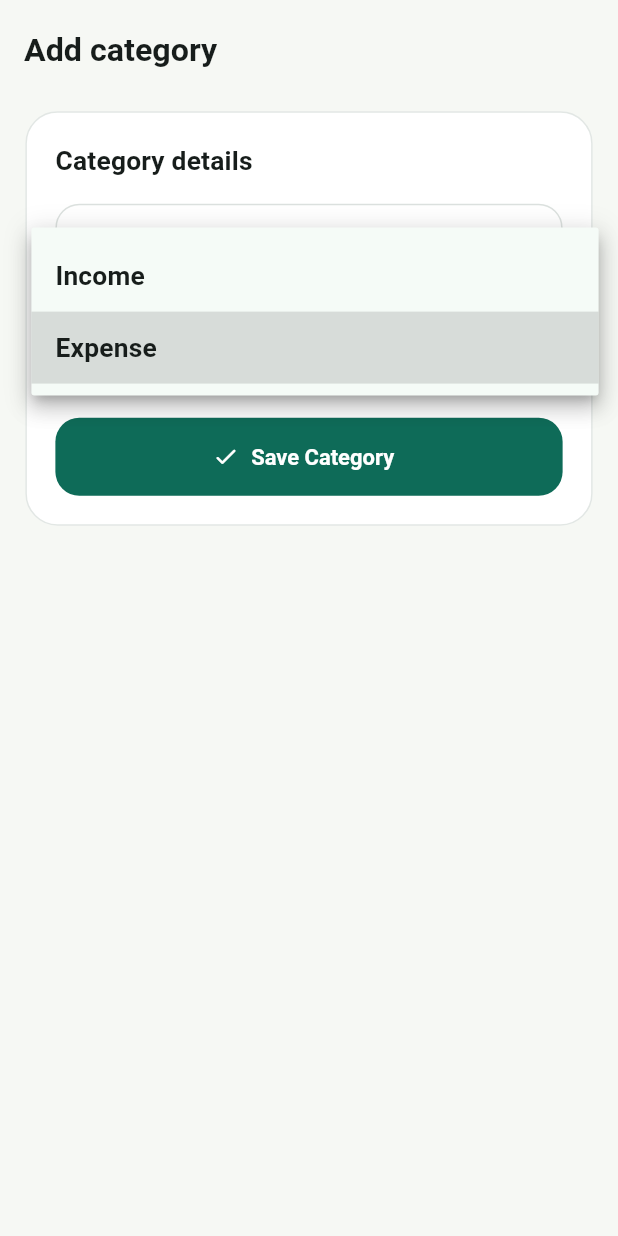
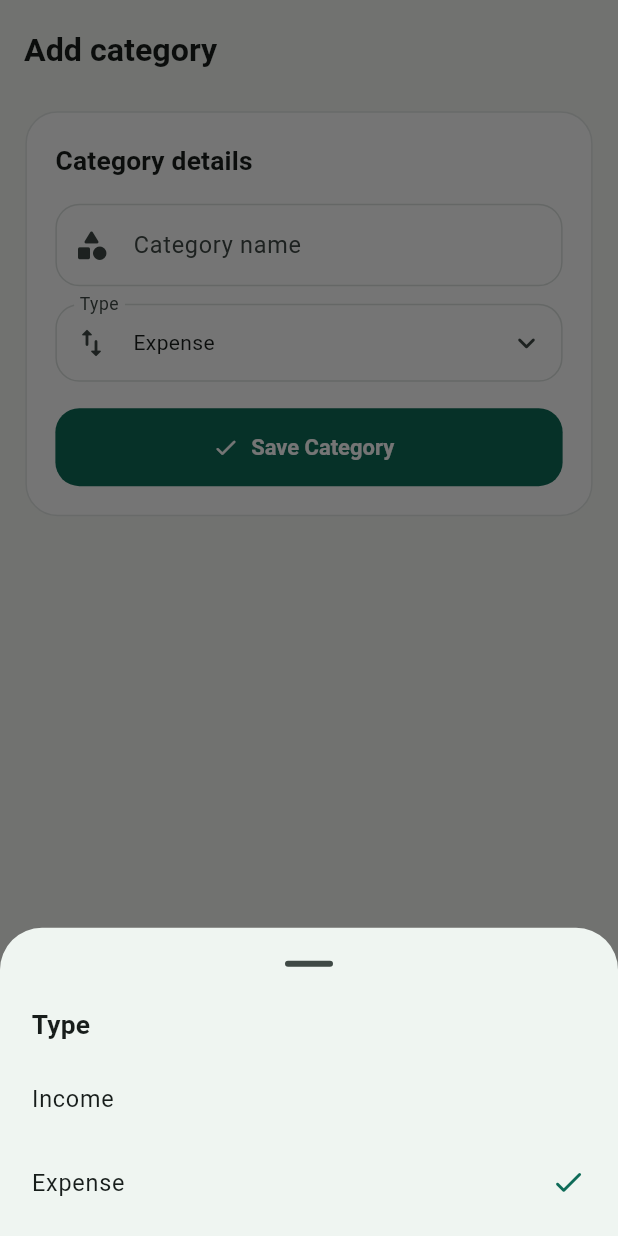
Before and after one commit to tz-thantzin/smart_budget_app, a Flutter app: the AddEditCategoryScreen screen opened by its route, after a tap on "Expense", on a phone screen of 412 x 824 dp. Run offline on Flutter 3.47's test engine with Material 3 defaults, Android fonts, the phone set to English and light mode, and no system bars; our stand-ins replace flutter_hooks, flutter_riverpod, flutter_screenutil, freezed_annotation, go_router, hooks_riverpod and 4 more; accounts and stored records are empty.

Commit message:
Modify UI

```diff
--- /dev/null
+++ b/lib/core/shared_widgets/app_selection_field.dart
@@ -0,0 +1,92 @@
+import 'package:flutter/material.dart';
+import 'package:flutter_screenutil/flutter_screenutil.dart';
+
+class AppSelectionOption<T> {
+  const AppSelectionOption({required this.value, required this.label});
+
+  final T value;
+  final String label;
+}
+
+class AppSelectionField<T> extends StatelessWidget {
+  const AppSelectionField({
+    required this.label,
+    required this.options,
+    required this.selectedValue,
+    required this.onSelected,
+    this.prefixIcon,
+    this.title,
+    super.key,
+  });
+
+  final String label;
+  final List<AppSelectionOption<T>> options;
+  final T? selectedValue;
+  final ValueChanged<T> onSelected;
+  final Widget? prefixIcon;
+  final String? title;
+
+  @override
+  Widget build(BuildContext context) {
+    final selectedOption = options.cast<AppSelectionOption<T>?>().firstWhere(
+      (option) => option?.value == selectedValue,
+      orElse: () => null,
+    );
+
+    return InkWell(
+      onTap: () => _showSelectionSheet(context),
+      borderRadius: BorderRadius.circular(16.r),
+      child: InputDecorator(
+        decoration: InputDecoration(
+          labelText: label,
+          prefixIcon: prefixIcon,
+          suffixIcon: const Icon(Icons.expand_more_rounded),
+        ),
+        child: Text(selectedOption?.label ?? ''),
+      ),
+    );
+  }
+
+  Future<void> _showSelectionSheet(BuildContext context) async {
+    final selected = await showModalBottomSheet<T>(
+      context: context,
+      showDragHandle: true,
+      builder: (sheetContext) => SafeArea(
+        child: Column(
+          mainAxisSize: MainAxisSize.min,
+          children: [
+            if (title != null)
+              Padding(
+                padding: EdgeInsets.fromLTRB(20.w, 4.h, 20.w, 8.h),
+                child: Align(
+                  alignment: Alignment.centerLeft,
+                  child: Text(
+                    title!,
+                    style: Theme.of(sheetContext).textTheme.titleMedium,
+                  ),
+                ),
+              ),
+            ...options.map(
+              (option) => ListTile(
+                contentPadding: EdgeInsets.symmetric(horizontal: 20.w),
+                title: Text(option.label),
+                trailing: option.value == selectedValue
+                    ? Icon(
+                        Icons.check_rounded,
+                        color: Theme.of(sheetContext).colorScheme.primary,
+                      )
+                    : null,
+                onTap: () => Navigator.of(sheetContext).pop(option.value),
+              ),
+            ),
+            SizedBox(height: 8.h),
+          ],
+        ),
+      ),
+    );
+
+    if (selected != null) {
+      onSelected(selected);
+    }
+  }
+}
--- a/lib/l10n/app_localizations_my.dart
+++ b/lib/l10n/app_localizations_my.dart
@@ -140,7 +140,7 @@ class AppLocalizationsMy extends AppLocalizations {
   String get categoryName => 'အမျိုးအစား အမည်';
 
   @override
-  String get type => 'အမျိုးအစား';
+  String get type => 'ပုံစံ';
 
   @override
   String get saveCategory => 'အမျိုးအစား သိမ်းရန်';
@@ -179,7 +179,7 @@ class AppLocalizationsMy extends AppLocalizations {
   String get amount => 'ပမာဏ';
 
   @override
-  String get categoryOptional => 'အမျိုးအစား (မဖြစ်မနေ မဟုတ်)';
+  String get categoryOptional => 'အမျိုးအစား (ရွေးချယ်နိုင်သည်)';
 
   @override
   String get noCategory => 'အမျိုးအစား မရှိ';
--- a/lib/l10n/app_my.arb
+++ b/lib/l10n/app_my.arb
@@ -42,12 +42,12 @@
   "fingerprintDeactivated": "လက်ဗွေဝင်ရောက်မှု ပိတ်ပြီးပါပြီ",
   "login": "ဝင်ရောက်ရန်",
   "unlockApp": "အက်ပ်ဖွင့်ရန်",
-  "disableFingerprintLogin": "လက်ဗွေဝင်ရောက်မှု ပိတ်ရန်"
-  ,"addCategory": "အမျိုးအစား ထည့်ရန်",
+  "disableFingerprintLogin": "လက်ဗွေဝင်ရောက်မှု ပိတ်ရန်",
+  "addCategory": "အမျိုးအစား ထည့်ရန်",
   "editCategory": "အမျိုးအစား ပြင်ရန်",
   "categoryDetails": "အမျိုးအစား အသေးစိတ်",
   "categoryName": "အမျိုးအစား အမည်",
-  "type": "အမျိုးအစား",
+  "type": "ပုံစံ",
   "saveCategory": "အမျိုးအစား သိမ်းရန်",
   "edit": "ပြင်ရန်",
   "delete": "ဖျက်ရန်",
@@ -60,7 +60,7 @@
   "updateDetails": "အသေးစိတ် ပြင်ရန်",
   "title": "ခေါင်းစဉ်",
   "amount": "ပမာဏ",
-  "categoryOptional": "အမျိုးအစား (မဖြစ်မနေ မဟုတ်)",
+  "categoryOptional": "အမျိုးအစား (ရွေးချယ်နိုင်သည်)",
   "noCategory": "အမျိုးအစား မရှိ",
   "note": "မှတ်ချက်",
   "saveTransaction": "ငွေလွှဲမှတ်တမ်း သိမ်းရန်",
--- a/lib/presentation/screens/category_screens.dart
+++ b/lib/presentation/screens/category_screens.dart
@@ -4,6 +4,7 @@ import 'package:flutter_screenutil/flutter_screenutil.dart';
 import 'package:go_router/go_router.dart';
 
 import '../../core/extensions/build_context_extensions.dart';
+import '../../core/shared_widgets/app_selection_field.dart';
 import '../../core/shared_widgets/app_scaffold.dart';
 import '../../domain/entities/category_entity.dart';
 import '../../domain/entities/enums.dart';
@@ -120,21 +121,20 @@ class _AddEditCategoryScreenState extends ConsumerState<AddEditCategoryScreen> {
                 ),
               ),
               SizedBox(height: 12.h),
-              DropdownButtonFormField<TransactionType>(
-                initialValue: type,
-                decoration: InputDecoration(
-                  labelText: l10n.type,
-                  prefixIcon: const Icon(Icons.swap_vert_rounded),
-                ),
-                items: TransactionType.values
+              AppSelectionField<TransactionType>(
+                label: l10n.type,
+                title: l10n.type,
+                selectedValue: type,
+                prefixIcon: const Icon(Icons.swap_vert_rounded),
+                options: TransactionType.values
                     .map(
-                      (value) => DropdownMenuItem(
+                      (value) => AppSelectionOption(
                         value: value,
-                        child: Text(_transactionTypeLabel(l10n, value)),
+                        label: _transactionTypeLabel(l10n, value),
                       ),
                     )
                     .toList(),
-                onChanged: (v) => setState(() => type = v ?? type),
+                onSelected: (value) => setState(() => type = value),
               ),
               SizedBox(height: 18.h),
               FilledButton.icon(
```
Also changed, not shown: lib/presentation/screens/budget_screens.dart (+22 -20 lines), lib/presentation/screens/reports_analytics_screen.dart (+8 -1 lines), lib/presentation/screens/transaction_screens.dart (+124 -42 lines).
